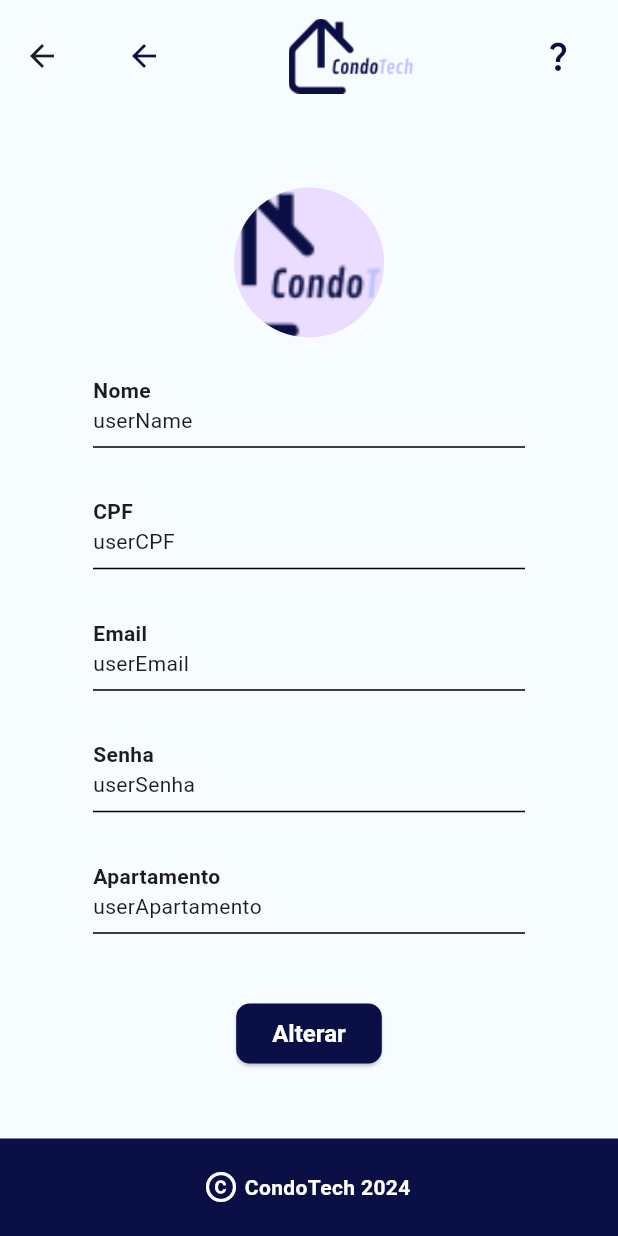
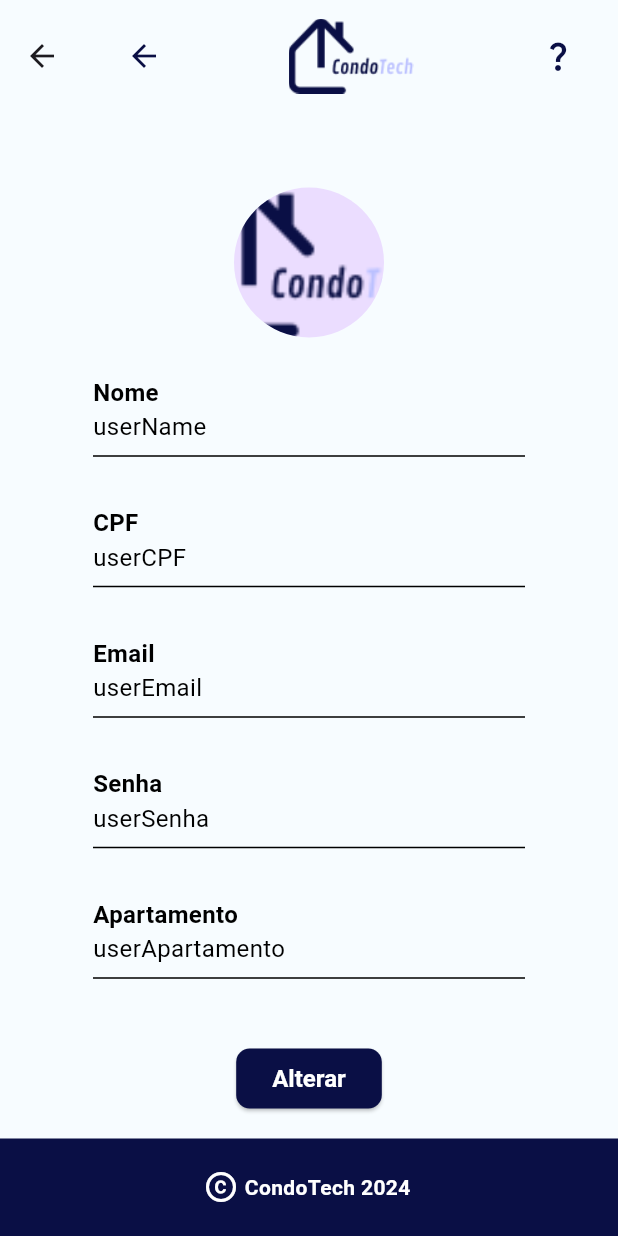
Before and after one commit to CondoTech/condotech_app, a Flutter app: the Perfil screen opened directly, on a phone screen of 412 x 824 dp. Run offline on Flutter 3.47's test engine with Material 3 defaults, Android fonts, the phone set to English and light mode, and no system bars; Roboto replaces fonts that are missing (Mukata).

Commit message:
update information field util

```diff
--- a/condotech/lib/util/information_field.dart
+++ b/condotech/lib/util/information_field.dart
@@ -1,3 +1,4 @@
+import 'package:condotech/util/text.dart';
 import 'package:flutter/material.dart';
 
 class InformationField extends StatelessWidget {
@@ -15,14 +16,9 @@ class InformationField extends StatelessWidget {
     return Column(
       crossAxisAlignment: CrossAxisAlignment.start,
       children: [
-        Text(
-          title,
-          style: const TextStyle(fontWeight: FontWeight.bold),
-        ),
-        Text(text),
-        const Divider(
-          color: Colors.black,
-        ),
+        smallTextBold(title),
+        smallText(text),
+        const Divider(color: Colors.black),
       ],
     );
   }
```
